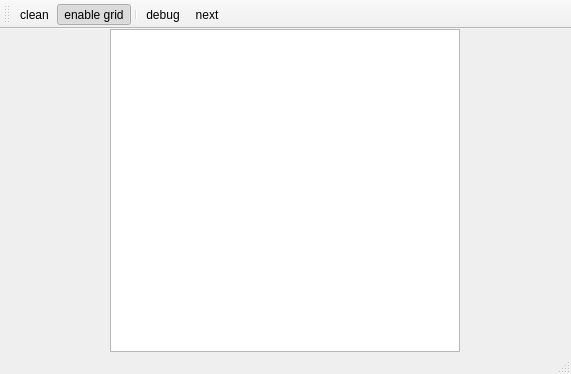
The window that gui/ui/mainwindow.ui (oleglite/giis) describes before a commit, drawn with Qt 5.
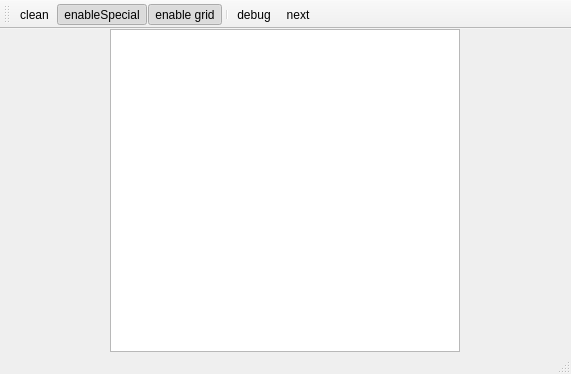
The same window after the commit. Icons and pictures are not drawn.

The edit to the form file:
```diff
--- a/gui/ui/mainwindow.ui
+++ b/gui/ui/mainwindow.ui
@@ -72,6 +72,7 @@
     <bool>false</bool>
    </attribute>
    <addaction name="actionClean"/>
+   <addaction name="actionEnableSpecial"/>
    <addaction name="actionEnableGrid"/>
    <addaction name="separator"/>
    <addaction name="actionDebug"/>
@@ -137,6 +138,21 @@
     <string>enable grid</string>
    </property>
   </action>
+  <action name="actionEnableSpecial">
+   <property name="checkable">
+    <bool>true</bool>
+   </property>
+   <property name="checked">
+    <bool>true</bool>
+   </property>
+   <property name="icon">
+    <iconset resource="resources.qrc">
+     <normaloff>:/icons/Green-Ball-Icon.png</normaloff>:/icons/Green-Ball-Icon.png</iconset>
+   </property>
+   <property name="text">
+    <string>enableSpecial</string>
+   </property>
+  </action>
  </widget>
  <resources>
   <include location="resources.qrc"/>
```
